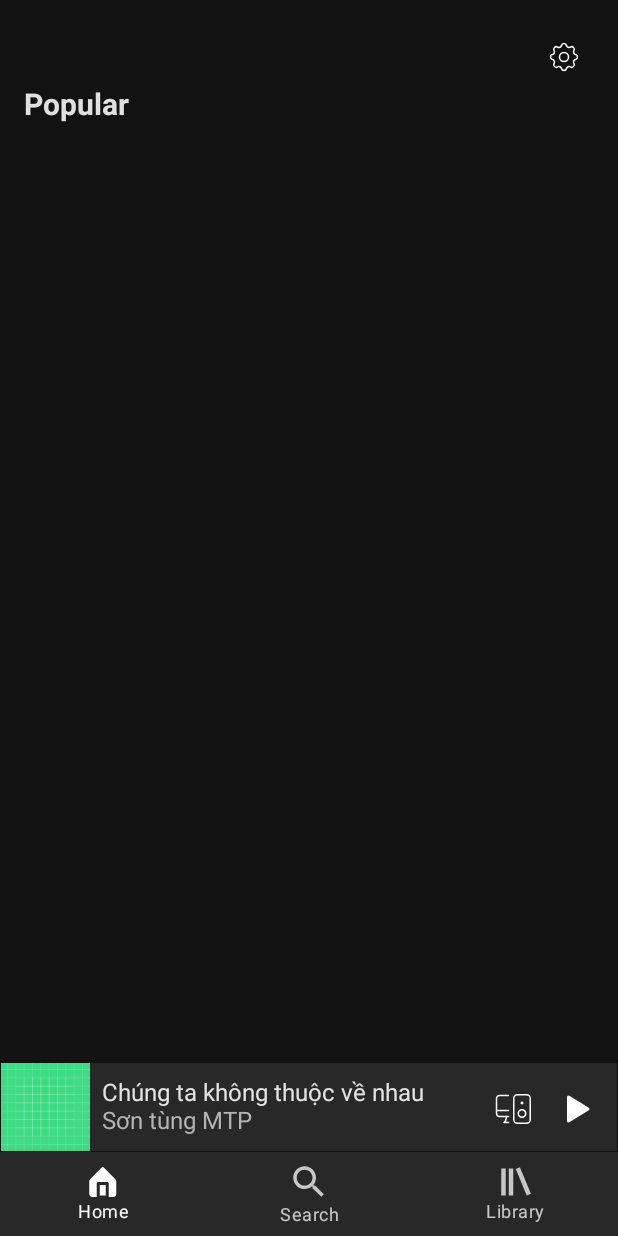
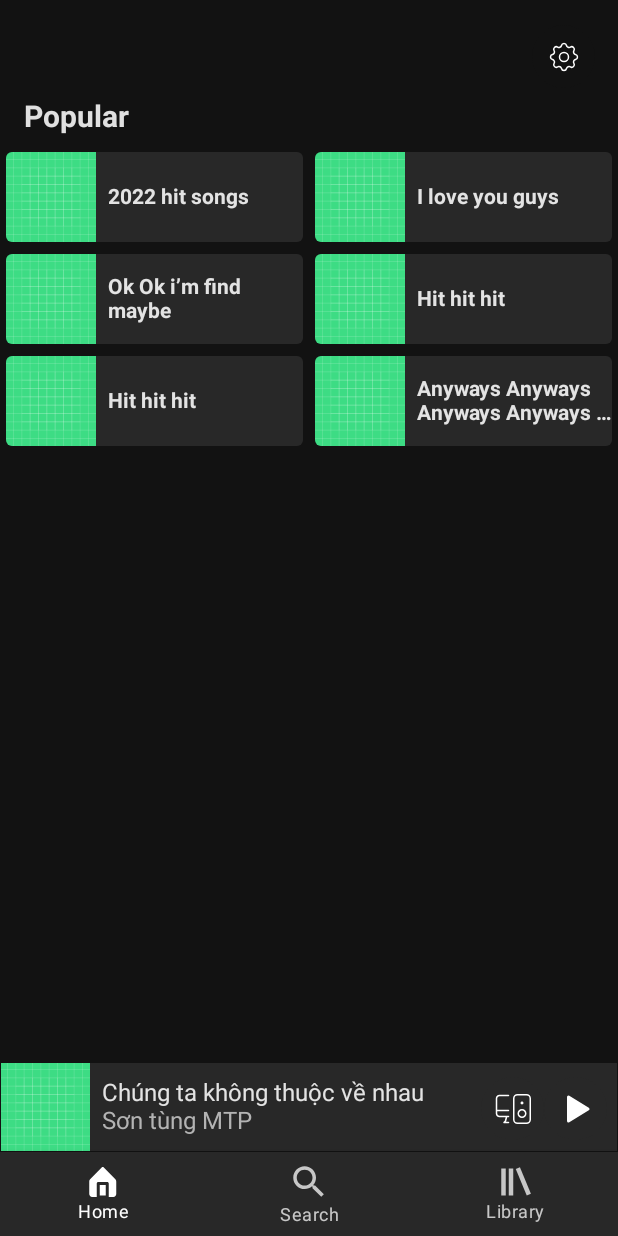
Before and after one commit to Nhinlee/Android-Apps, an Android app built with Jetpack Compose: the screen it shows after launch (MainActivity), on a phone screen of 412 x 824 dp. Run offline under Robolectric (Android 15) with nearby library versions, the phone set to English and light mode, and no system bars; 1 statement that could not run was skipped.

Commit message:
Implement HitPlayListItem UI

```diff
--- a/nhin_music_app/app/src/main/java/com/nhinlechi/nhin_music_app/MainActivity.kt
+++ b/nhin_music_app/app/src/main/java/com/nhinlechi/nhin_music_app/MainActivity.kt
@@ -3,8 +3,10 @@ package com.nhinlechi.nhin_music_app
 import android.os.Bundle
 import androidx.activity.ComponentActivity
 import androidx.activity.compose.setContent
+import androidx.compose.foundation.ExperimentalFoundationApi
 import com.nhinlechi.nhin_music_app.ui.Main
 
+@ExperimentalFoundationApi
 class MainActivity : ComponentActivity() {
     override fun onCreate(savedInstanceState: Bundle?) {
         super.onCreate(savedInstanceState)
--- a/nhin_music_app/app/src/main/java/com/nhinlechi/nhin_music_app/ui/Main.kt
+++ b/nhin_music_app/app/src/main/java/com/nhinlechi/nhin_music_app/ui/Main.kt
@@ -1,5 +1,6 @@
 package com.nhinlechi.nhin_music_app.ui
 
+import androidx.compose.foundation.ExperimentalFoundationApi
 import androidx.compose.foundation.layout.*
 import androidx.compose.material.*
 import androidx.compose.runtime.Composable
@@ -22,6 +23,7 @@ import com.nhinlechi.nhin_music_app.ui.screen.Screen
 import com.nhinlechi.nhin_music_app.ui.screen.SearchScreen
 import com.nhinlechi.nhin_music_app.ui.theme.Nhin_music_appTheme
 
+@ExperimentalFoundationApi
 @Composable
 fun Main() {
     val navController = rememberNavController()
@@ -95,6 +97,7 @@ fun Main() {
     }
 }
 
+@ExperimentalFoundationApi
 @Preview
 @Composable
 fun MainPreview() {
--- /dev/null
+++ b/nhin_music_app/app/src/main/java/com/nhinlechi/nhin_music_app/ui/component/HitPlayListItem.kt
@@ -0,0 +1,59 @@
+package com.nhinlechi.nhin_music_app.ui.component
+
+import androidx.compose.foundation.BorderStroke
+import androidx.compose.foundation.Image
+import androidx.compose.foundation.background
+import androidx.compose.foundation.border
+import androidx.compose.foundation.layout.*
+import androidx.compose.foundation.shape.CircleShape
+import androidx.compose.foundation.shape.RoundedCornerShape
+import androidx.compose.material.MaterialTheme
+import androidx.compose.material.Text
+import androidx.compose.runtime.Composable
+import androidx.compose.ui.Alignment
+import androidx.compose.ui.Modifier
+import androidx.compose.ui.draw.clip
+import androidx.compose.ui.res.painterResource
+import androidx.compose.ui.text.font.FontWeight
+import androidx.compose.ui.text.style.TextOverflow
+import androidx.compose.ui.tooling.preview.Preview
+import androidx.compose.ui.unit.dp
+import androidx.compose.ui.unit.sp
+import com.nhinlechi.nhin_music_app.R
+import com.nhinlechi.nhin_music_app.ui.general.Space
+
+@Composable
+fun HitPlayListItem(imageUrl: String = "", label: String = "") {
+    Row(
+        Modifier
+            .fillMaxWidth()
+            .height(60.dp)
+            .clip(shape = RoundedCornerShape(4.dp)),
+    ) {
+        Image(
+            painter = painterResource(id = R.drawable.ic_launcher_background),
+            contentDescription = null,
+        )
+        Row(
+            Modifier
+                .background(MaterialTheme.colors.primary)
+                .fillMaxSize(),
+            verticalAlignment = Alignment.CenterVertically,
+        ) {
+            Space(width = 8F)
+            Text(
+                label,
+                fontSize = 14.sp,
+                fontWeight = FontWeight.Bold,
+                overflow = TextOverflow.Ellipsis,
+                maxLines = 2,
+            )
+        }
+    }
+}
+
+@Preview
+@Composable
+fun HitPlayListItemPreview() {
+    HitPlayListItem(label = "2022 hit songs preview")
+}
--- a/nhin_music_app/app/src/main/java/com/nhinlechi/nhin_music_app/ui/screen/HomeScreen.kt
+++ b/nhin_music_app/app/src/main/java/com/nhinlechi/nhin_music_app/ui/screen/HomeScreen.kt
@@ -1,19 +1,33 @@
 package com.nhinlechi.nhin_music_app.ui.screen
 
+import androidx.compose.foundation.ExperimentalFoundationApi
 import androidx.compose.foundation.layout.*
+import androidx.compose.foundation.lazy.GridCells
+import androidx.compose.foundation.lazy.LazyVerticalGrid
 import androidx.compose.material.MaterialTheme
 import androidx.compose.material.Text
 import androidx.compose.runtime.Composable
 import androidx.compose.ui.Modifier
 import androidx.compose.ui.text.font.FontWeight
+import androidx.compose.ui.tooling.preview.Preview
 import androidx.compose.ui.unit.*
 import androidx.navigation.NavController
 import com.nhinlechi.nhin_music_app.R
+import com.nhinlechi.nhin_music_app.ui.component.HitPlayListItem
 import com.nhinlechi.nhin_music_app.ui.general.LocalIconButton
 import com.nhinlechi.nhin_music_app.ui.general.Space
 
+@ExperimentalFoundationApi
 @Composable
-fun HomeScreen(navController: NavController) {
+fun HomeScreen(navController: NavController? = null) {
+    val hitPlayListItems = listOf(
+        "2022 hit songs",
+        "I love you guys",
+        "Ok Ok i’m find maybe",
+        "Hit hit hit",
+        "Hit hit hit",
+        "Anyways Anyways Anyways Anyways Anyways",
+    )
     Column(
         modifier = Modifier
             .fillMaxSize()
@@ -32,7 +46,7 @@ fun HomeScreen(navController: NavController) {
                 backgroundColor = MaterialTheme.colors.primaryVariant
             )
         }
-        Space(8F)
+        Space(height = 8F)
         // TODO: Make row composable for reuse
         Row(
             horizontalArrangement = Arrangement.Start, modifier = Modifier
@@ -41,7 +55,23 @@ fun HomeScreen(navController: NavController) {
         ) {
             Text("Popular", fontSize = 20.sp, fontWeight = FontWeight.Bold)
         }
-        Space(8F)
-
+        Space(height = 8F)
+        LazyVerticalGrid(
+            cells = GridCells.Adaptive(minSize = 150.dp),
+            modifier = Modifier.padding(16.dp),
+        ) {
+            items(hitPlayListItems.size) { index ->
+                Box(Modifier.padding(vertical = 4.dp, horizontal = 4.dp)) {
+                    HitPlayListItem(label = hitPlayListItems[index])
+                }
+            }
+        }
     }
 }
+
+@ExperimentalFoundationApi
+@Preview
+@Composable
+fun HomeScreenPreview() {
+    HomeScreen(navController = null)
+}
```
Also changed, not shown: 1 other file.
